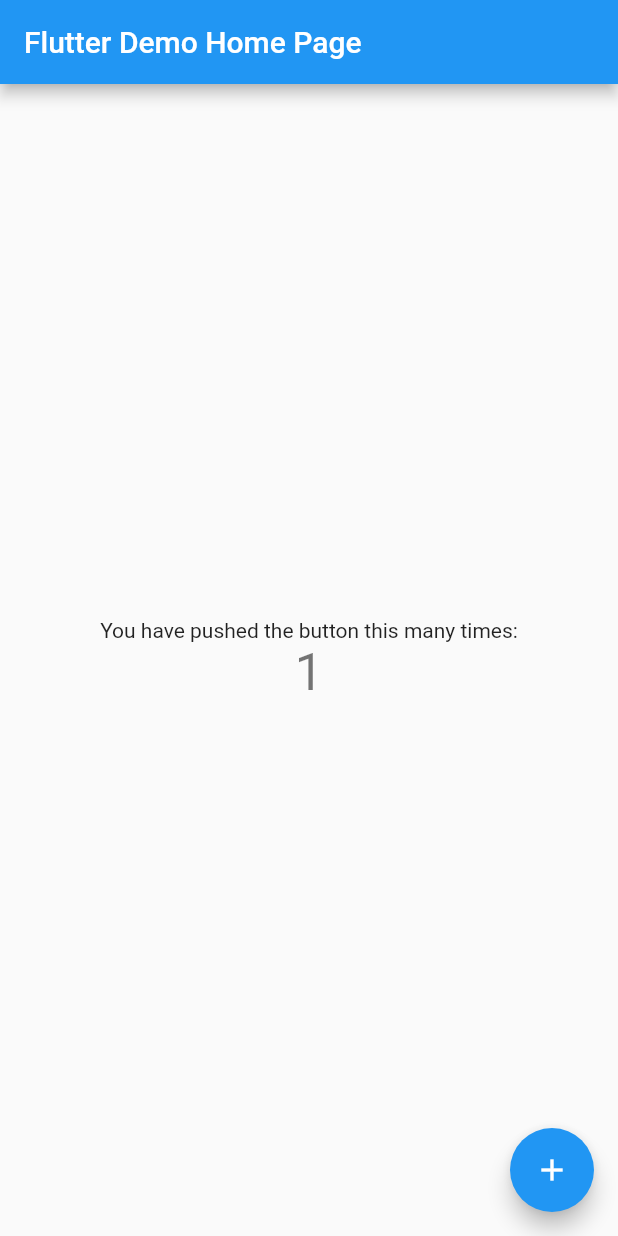
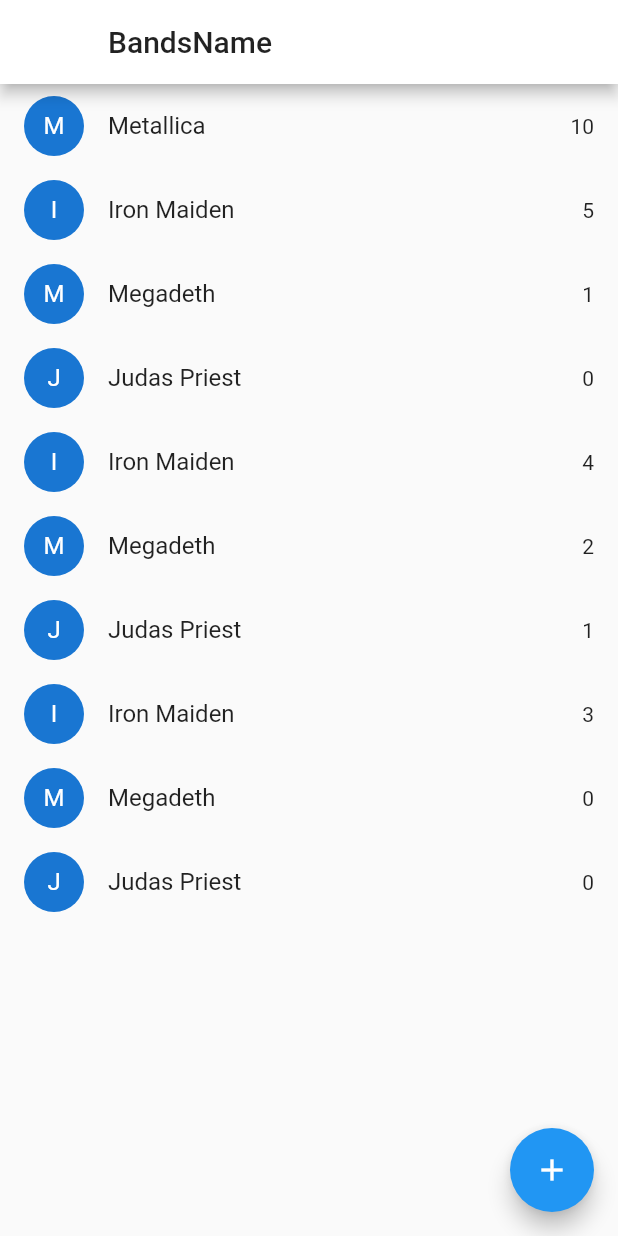
Before and after one commit to RamirezSebastianJ/band_name_app, a Flutter app: the screen it shows after launch, after a tap on the "add" icon, on a phone screen of 412 x 824 dp. Run offline on Flutter 3.47's test engine with Material 2 defaults, Android fonts, the phone set to English and light mode, and no system bars.

Commit message:
home page

```diff
--- a/lib/main.dart
+++ b/lib/main.dart
@@ -1,115 +1,19 @@
 import 'package:flutter/material.dart';
 
-void main() {
-  runApp(const MyApp());
-}
+import 'package:band_name_app/pages/home.dart';
+
+void main() => runApp(MyApp());
 
 class MyApp extends StatelessWidget {
-  const MyApp({Key? key}) : super(key: key);
-
-  // This widget is the root of your application.
   @override
   Widget build(BuildContext context) {
     return MaterialApp(
-      title: 'Flutter Demo',
-      theme: ThemeData(
-        // This is the theme of your application.
-        //
-        // Try running your application with "flutter run". You'll see the
-        // application has a blue toolbar. Then, without quitting the app, try
-        // changing the primarySwatch below to Colors.green and then invoke
-        // "hot reload" (press "r" in the console where you ran "flutter run",
-        // or simply save your changes to "hot reload" in a Flutter IDE).
-        // Notice that the counter didn't reset back to zero; the application
-        // is not restarted.
-        primarySwatch: Colors.blue,
-      ),
-      home: const MyHomePage(title: 'Flutter Demo Home Page'),
+      debugShowCheckedModeBanner: false,
+      title: 'Material App',
+      initialRoute: 'home',
+      routes: {
+        'home': (_) => HomePage(),
+      },
     );
   }
 }
-
-class MyHomePage extends StatefulWidget {
-  const MyHomePage({Key? key, required this.title}) : super(key: key);
-
-  // This widget is the home page of your application. It is stateful, meaning
-  // that it has a State object (defined below) that contains fields that affect
-  // how it looks.
-
-  // This class is the configuration for the state. It holds the values (in this
-  // case the title) provided by the parent (in this case the App widget) and
-  // used by the build method of the State. Fields in a Widget subclass are
-  // always marked "final".
-
-  final String title;
-
-  @override
-  State<MyHomePage> createState() => _MyHomePageState();
-}
-
-class _MyHomePageState extends State<MyHomePage> {
-  int _counter = 0;
-
-  void _incrementCounter() {
-    setState(() {
-      // This call to setState tells the Flutter framework that something has
-      // changed in this State, which causes it to rerun the build method below
-      // so that the display can reflect the updated values. If we changed
-      // _counter without calling setState(), then the build method would not be
-      // called again, and so nothing would appear to happen.
-      _counter++;
-    });
-  }
-
-  @override
-  Widget build(BuildContext context) {
-    // This method is rerun every time setState is called, for instance as done
-    // by the _incrementCounter method above.
-    //
-    // The Flutter framework has been optimized to make rerunning build methods
-    // fast, so that you can just rebuild anything that needs updating rather
-    // than having to individually change instances of widgets.
-    return Scaffold(
-      appBar: AppBar(
-        // Here we take the value from the MyHomePage object that was created by
-        // the App.build method, and use it to set our appbar title.
-        title: Text(widget.title),
-      ),
-      body: Center(
-        // Center is a layout widget. It takes a single child and positions it
-        // in the middle of the parent.
-        child: Column(
-          // Column is also a layout widget. It takes a list of children and
-          // arranges them vertically. By default, it sizes itself to fit its
-          // children horizontally, and tries to be as tall as its parent.
-          //
-          // Invoke "debug painting" (press "p" in the console, choose the
-          // "Toggle Debug Paint" action from the Flutter Inspector in Android
-          // Studio, or the "Toggle Debug Paint" command in Visual Studio Code)
-          // to see the wireframe for each widget.
-          //
-          // Column has various properties to control how it sizes itself and
-          // how it positions its children. Here we use mainAxisAlignment to
-          // center the children vertically; the main axis here is the vertical
-          // axis because Columns are vertical (the cross axis would be
-          // horizontal).
-          mainAxisAlignment: MainAxisAlignment.center,
-          children: <Widget>[
-            const Text(
-              'You have pushed the button this many times:',
-            ),
-            Text(
-              '$_counter',
-              style: Theme.of(context).textTheme.headline4,
-            ),
-          ],
-        ),
-      ),
-      floatingActionButton: FloatingActionButton(
-        onPressed: _incrementCounter,
-        tooltip: 'Increment',
-        child: const Icon(Icons.add),
-      ), // This trailing comma makes auto-formatting nicer for build methods.
-    );
-  }
-}
--- /dev/null
+++ b/lib/models/band.dart
@@ -0,0 +1,13 @@
+class Band {
+  String id;
+  String name;
+  int votes;
+
+  Band({required this.id, required this.name, required this.votes});
+
+  factory Band.fromJson(Map<String, dynamic> json) => Band(
+        id: json['id'],
+        name: json['name'],
+        votes: json['votes'],
+      );
+}
--- /dev/null
+++ b/lib/pages/home.dart
@@ -0,0 +1,59 @@
+import 'package:band_name_app/models/band.dart';
+import 'package:flutter/material.dart';
+
+class HomePage extends StatefulWidget {
+  HomePage({Key? key}) : super(key: key);
+
+  @override
+  State<HomePage> createState() => _HomePageState();
+}
+
+class _HomePageState extends State<HomePage> {
+  List<Band> bands = [
+    Band(id: '1', name: 'Metallica', votes: 10),
+    Band(id: '2', name: 'Iron Maiden', votes: 5),
+    Band(id: '3', name: 'Megadeth', votes: 1),
+    Band(id: '4', name: 'Judas Priest', votes: 0),
+    Band(id: '5', name: 'Iron Maiden', votes: 4),
+    Band(id: '6', name: 'Megadeth', votes: 2),
+    Band(id: '7', name: 'Judas Priest', votes: 1),
+    Band(id: '8', name: 'Iron Maiden', votes: 3),
+    Band(id: '9', name: 'Megadeth', votes: 0),
+    Band(id: '10', name: 'Judas Priest', votes: 0),
+  ];
+
+  @override
+  Widget build(BuildContext context) {
+    return Scaffold(
+      appBar: AppBar(
+        title: const Text('BandsName', style: TextStyle(color: Colors.black87)),
+        backgroundColor: Colors.white,
+      ),
+      body: ListView.builder(
+        itemCount: bands.length,
+        itemBuilder: (context, index) {
+          return _bandTitle(index);
+        },
+      ),
+      floatingActionButton: FloatingActionButton(
+        child: const Icon(Icons.add),
+        onPressed: () {
+          Navigator.pushNamed(context, 'home');
+        },
+      ),
+    );
+  }
+
+  ListTile _bandTitle(int index) {
+    return ListTile(
+      leading: CircleAvatar(
+        child: Text(bands[index].name.substring(0, 1)),
+      ),
+      title: Text(bands[index].name),
+      trailing: Text('${bands[index].votes}'),
+      onTap: () {
+        print('Band ${bands[index].name} was tapped!');
+      },
+    );
+  }
+}
```
Also changed, not shown: 1 other file.
